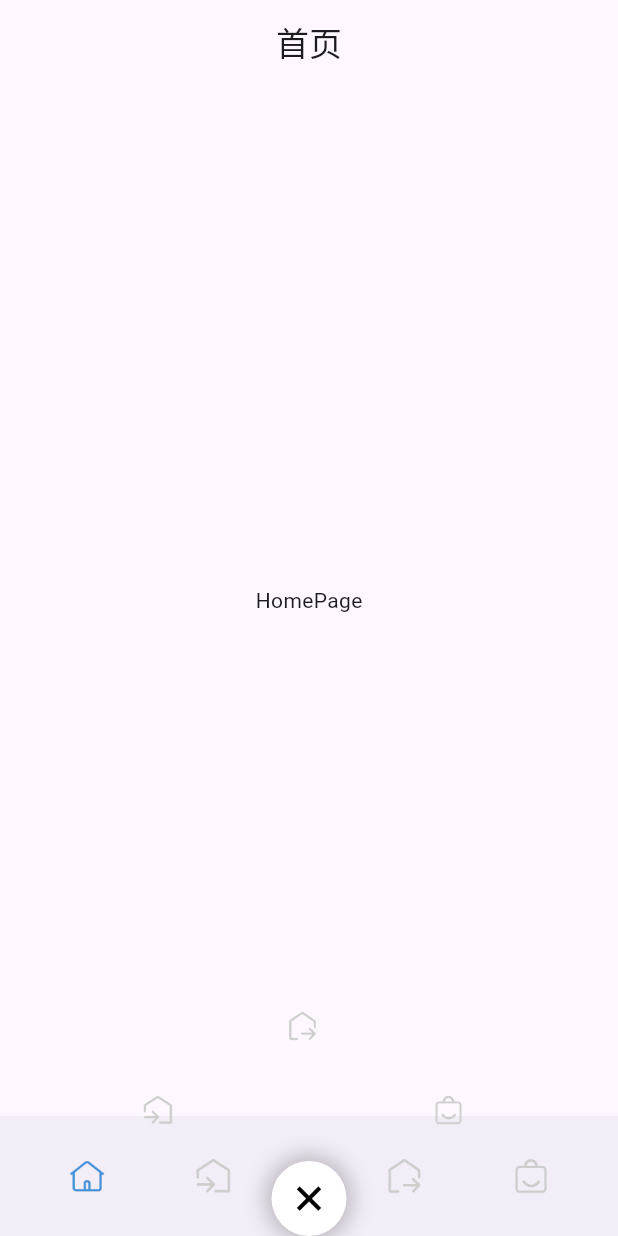
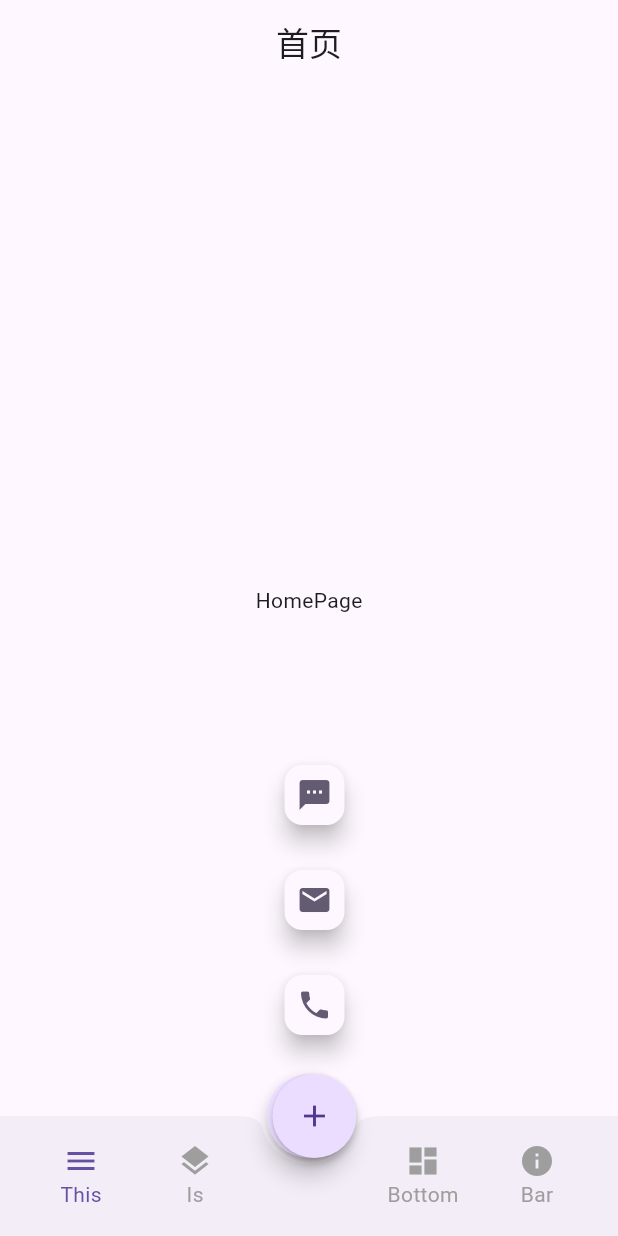
Before and after one commit to coltCN/ewms-app, a Flutter app: the screen it shows after launch, after a tap on the "add" icon, on a phone screen of 412 x 824 dp. Run offline on Flutter 3.47's test engine with Material 2 defaults, Android fonts, the phone set to English and light mode, and no system bars.

Commit message:
增加自定义APP bar

```diff
--- a/lib/root_page.dart
+++ b/lib/root_page.dart
@@ -1,11 +1,14 @@
 import 'package:ewms_app/view/home.dart';
 import 'package:ewms_app/view/in_store.dart';
 import 'package:ewms_app/widget/expandable_fab.dart';
+import 'package:ewms_app/widget/fab/fab_bottom_app_bar.dart';
+import 'package:ewms_app/widget/fab/fab_with_icons.dart';
 import 'package:ewms_app/widget/sector_expandable_fab.dart';
 import 'package:flutter/material.dart';
 
 import 'view/out_store.dart';
 import 'view/storage.dart';
+import 'widget/fab/layout.dart';
 
 class RootPage extends StatefulWidget {
   const RootPage({super.key});
@@ -39,88 +42,42 @@ class _RootPageState extends State<RootPage> {
           })
         },
       ),
-      bottomNavigationBar: BottomAppBar(
-        // shape: const CircularNotchedRectangle(),
-        notchMargin: -10,
-        child: Row(
-          mainAxisAlignment: MainAxisAlignment.spaceAround,
-          children: [
-            SizedBox(
-              width: 40,
-              height: 40,
-              child: IconButton(
-                onPressed: () {
-                  selectBottomButton(0);
-                },
-                icon: Image.asset(
-                  "assets/images/home.png",
-                ),
-                selectedIcon: Image.asset("assets/images/home_active.png"),
-                isSelected: _currentIndex == 0,
-              ),
-            ),
-            SizedBox(
-              width: 40,
-              height: 40,
-              child: IconButton(
-                onPressed: () {
-                  selectBottomButton(1);
-                },
-                icon: Image.asset("assets/images/in_store.png"),
-                selectedIcon: Image.asset("assets/images/in_store_active.png"),
-                isSelected: _currentIndex == 1,
-              ),
-            ),
-            const SizedBox(),
-            SizedBox(
-              width: 40,
-              height: 40,
-              child: IconButton(
-                onPressed: () {
-                  selectBottomButton(2);
-                },
-                icon: Image.asset("assets/images/out_store.png"),
-                selectedIcon: Image.asset("assets/images/out_store_active.png"),
-                isSelected: _currentIndex == 2,
-              ),
-            ),
-            SizedBox(
-              width: 40,
-              height: 40,
-              child: IconButton(
-                onPressed: () {
-                  selectBottomButton(3);
-                },
-                icon: Image.asset("assets/images/goods.png"),
-                selectedIcon: Image.asset("assets/images/goods_active.png"),
-                isSelected: _currentIndex == 3,
-              ),
-            ),
-          ],
-        ),
-      ),
-      floatingActionButton: SectorExpandableFab(
-        children: [
-          IconButton(
-              onPressed: () {},
-              icon: Image.asset(
-                "assets/images/in_store.png",
-                width: 20,
-              )),
-          IconButton(
-              onPressed: () {},
-              icon: Image.asset(
-                "assets/images/out_store.png",
-                width: 20,
-              )),
-          IconButton(
-              onPressed: () {},
-              icon: Image.asset(
-                "assets/images/goods.png",
-                width: 20,
-              )),
+      bottomNavigationBar: FABBottomAppBar(
+        // centerItemText: 'A',
+        color: Colors.grey,
+        selectedColor: Theme.of(context).primaryColor,
+        notchedShape: const CircularNotchedRectangle(),
+        onTabSelected: _selectedTab,
+        items: [
+          FABBottomAppBarItem(iconData: Icons.menu, text: 'This'),
+          FABBottomAppBarItem(iconData: Icons.layers, text: 'Is'),
+          FABBottomAppBarItem(iconData: Icons.dashboard, text: 'Bottom'),
+          FABBottomAppBarItem(iconData: Icons.info, text: 'Bar'),
         ],
       ),
+      floatingActionButton: _buildFab(context),
+      // floatingActionButton: SectorExpandableFab(
+      //   children: [
+      //     IconButton(
+      //         onPressed: () {},
+      //         icon: Image.asset(
+      //           "assets/images/in_store.png",
+      //           width: 20,
+      //         )),
+      //     IconButton(
+      //         onPressed: () {},
+      //         icon: Image.asset(
+      //           "assets/images/out_store.png",
+      //           width: 20,
+      //         )),
+      //     IconButton(
+      //         onPressed: () {},
+      //         icon: Image.asset(
+      //           "assets/images/goods.png",
+      //           width: 20,
+      //         )),
+      //   ],
+      // ),
       // floatingActionButton: ExpandableFab(
       //   distance: 112.0,
       //   children: [
@@ -154,4 +111,30 @@ class _RootPageState extends State<RootPage> {
       _pageController.jumpToPage(index);
     });
   }
+
+  Widget _buildFab(BuildContext context) {
+    final icons = [Icons.sms, Icons.mail, Icons.phone];
+    return AnchoredOverlay(
+      showOverlay: true,
+      overlayBuilder: (context, offset) {
+        return CenterAbout(
+          position: Offset(offset.dx, offset.dy - icons.length * 35.0),
+          child: FabWithIcons(
+            icons: icons,
+            onIconTapped: _selectedFab,
+          ),
+        );
+      },
+      child: FloatingActionButton(
+        shape: const CircleBorder(),
+        onPressed: () {},
+        // elevation: 2.0,
+        child: const Icon(Icons.home),
+      ),
+    );
+  }
+
+  void _selectedTab(int value) {}
+
+  void _selectedFab(int value) {}
 }
--- /dev/null
+++ b/lib/widget/fab/fab_bottom_app_bar.dart
@@ -0,0 +1,119 @@
+import 'package:flutter/material.dart';
+
+class FABBottomAppBarItem {
+  FABBottomAppBarItem({required this.iconData, required this.text});
+  IconData iconData;
+  String text;
+}
+
+class FABBottomAppBar extends StatefulWidget {
+  const FABBottomAppBar({
+    super.key,
+    required this.items,
+    this.centerItemText,
+    this.height = 60.0,
+    this.iconSize = 24.0,
+    this.backgroundColor,
+    Color? color,
+    Color? selectedColor,
+    required this.notchedShape,
+    required this.onTabSelected,
+  })  : assert(items.length == 2 || items.length == 4),
+        color = color ?? Colors.grey,
+        selectedColor = selectedColor ?? Colors.blue;
+
+  final List<FABBottomAppBarItem> items;
+  final String? centerItemText;
+  final double height;
+  final double iconSize;
+  final Color? backgroundColor;
+  final Color color;
+  final Color selectedColor;
+  final NotchedShape notchedShape;
+  final ValueChanged<int> onTabSelected;
+
+  @override
+  State<StatefulWidget> createState() => FABBottomAppBarState();
+}
+
+class FABBottomAppBarState extends State<FABBottomAppBar> {
+  int _selectedIndex = 0;
+
+  _updateIndex(int index) {
+    widget.onTabSelected(index);
+    setState(() {
+      _selectedIndex = index;
+    });
+  }
+
+  @override
+  Widget build(BuildContext context) {
+    List<Widget> items = List.generate(widget.items.length, (int index) {
+      return _buildTabItem(
+        item: widget.items[index],
+        index: index,
+        onPressed: _updateIndex,
+      );
+    });
+    items.insert(items.length >> 1, _buildMiddleTabItem());
+
+    return BottomAppBar(
+      shape: widget.notchedShape,
+      color: widget.backgroundColor,
+      child: Row(
+        mainAxisSize: MainAxisSize.max,
+        mainAxisAlignment: MainAxisAlignment.spaceAround,
+        children: items,
+      ),
+    );
+  }
+
+  Widget _buildMiddleTabItem() {
+    return Expanded(
+      child: SizedBox(
+        height: widget.height,
+        child: Column(
+          mainAxisSize: MainAxisSize.min,
+          mainAxisAlignment: MainAxisAlignment.center,
+          children: <Widget>[
+            SizedBox(height: widget.iconSize),
+            Text(
+              widget.centerItemText ?? '',
+              style: TextStyle(color: widget.color),
+            ),
+          ],
+        ),
+      ),
+    );
+  }
+
+  Widget _buildTabItem({
+    required FABBottomAppBarItem item,
+    required int index,
+    required ValueChanged<int> onPressed,
+  }) {
+    Color color = _selectedIndex == index ? widget.selectedColor : widget.color;
+    return Expanded(
+      child: SizedBox(
+        height: widget.height,
+        child: Material(
+          type: MaterialType.transparency,
+          child: InkWell(
+            onTap: () => onPressed(index),
+            child: Column(
+              mainAxisSize: MainAxisSize.min,
+              mainAxisAlignment: MainAxisAlignment.center,
+              children: <Widget>[
+                Icon(item.iconData, color: color, size: widget.iconSize),
+                Text(
+                  item.text,
+                  style: TextStyle(color: color),
+                )
+              ],
+            ),
+          ),
+        ),
+      ),
+    );
+  }
+}
--- /dev/null
+++ b/lib/widget/fab/fab_with_icons.dart
@@ -0,0 +1,82 @@
+import 'package:flutter/material.dart';
+
+// https://stackoverflow.com/questions/46480221/flutter-floating-action-button-with-speed-dail
+class FabWithIcons extends StatefulWidget {
+  const FabWithIcons(
+      {super.key, required this.icons, required this.onIconTapped});
+  final List<IconData> icons;
+  final ValueChanged<int> onIconTapped;
+  @override
+  State createState() => FabWithIconsState();
+}
+
+class FabWithIconsState extends State<FabWithIcons>
+    with TickerProviderStateMixin {
+  AnimationController? _controller;
+
+  @override
+  void initState() {
+    super.initState();
+    _controller = AnimationController(
+      vsync: this,
+      duration: const Duration(milliseconds: 250),
+    );
+  }
+
+  @override
+  Widget build(BuildContext context) {
+    return Column(
+      mainAxisAlignment: MainAxisAlignment.center,
+      mainAxisSize: MainAxisSize.min,
+      children: List.generate(widget.icons.length, (int index) {
+        return _buildChild(index);
+      }).toList()
+        ..add(
+          _buildFab(),
+        ),
+    );
+  }
+
+  Widget _buildChild(int index) {
+    Color backgroundColor = Theme.of(context).cardColor;
+    Color foregroundColor = Theme.of(context).colorScheme.secondary;
+    return Container(
+      height: 70.0,
+      width: 56.0,
+      alignment: FractionalOffset.topCenter,
+      child: ScaleTransition(
+        scale: CurvedAnimation(
+          parent: _controller!,
+          curve: Interval(0.0, 1.0 - index / widget.icons.length / 2.0,
+              curve: Curves.easeOut),
+        ),
+        child: FloatingActionButton(
+          backgroundColor: backgroundColor,
+          mini: true,
+          child: Icon(widget.icons[index], color: foregroundColor),
+          onPressed: () => _onTapped(index),
+        ),
+      ),
+    );
+  }
+
+  Widget _buildFab() {
+    return FloatingActionButton(
+      shape: const CircleBorder(),
+      onPressed: () {
+        if (_controller!.isDismissed) {
+          _controller?.forward();
+        } else {
+          _controller?.reverse();
+        }
+      },
+      elevation: 2.0,
+      child: const Icon(Icons.add),
+    );
+  }
+
+  void _onTapped(int index) {
+    _controller?.reverse();
+    widget.onIconTapped(index);
+  }
+}
--- /dev/null
+++ b/lib/widget/fab/layout.dart
@@ -0,0 +1,140 @@
+// code from: https://github.com/matthew-carroll/flutter_ui_challenge_feature_discovery
+// TODO: Use https://github.com/matthew-carroll/fluttery/blob/master/lib/src/layout_overlays.dart
+import 'package:flutter/material.dart';
+
+class AnchoredOverlay extends StatelessWidget {
+  final bool showOverlay;
+  final Widget Function(BuildContext, Offset anchor) overlayBuilder;
+  final Widget child;
+
+  const AnchoredOverlay({
+    super.key,
+    this.showOverlay = false,
+    required this.overlayBuilder,
+    required this.child,
+  });
+
+  @override
+  Widget build(BuildContext context) {
+    return LayoutBuilder(
+        builder: (BuildContext context, BoxConstraints constraints) {
+      return OverlayBuilder(
+        showOverlay: showOverlay,
+        overlayBuilder: (BuildContext overlayContext) {
+          RenderBox box = context.findRenderObject() as RenderBox;
+          final center =
+              box.size.center(box.localToGlobal(const Offset(0.0, 0.0)));
+
+          return overlayBuilder(overlayContext, center);
+        },
+        child: child,
+      );
+    });
+  }
+}
+
+class OverlayBuilder extends StatefulWidget {
+  final bool showOverlay;
+  final WidgetBuilder overlayBuilder;
+  final Widget child;
+
+  const OverlayBuilder({
+    super.key,
+    this.showOverlay = false,
+    required this.overlayBuilder,
+    required this.child,
+  });
+
+  @override
+  State<OverlayBuilder> createState() => _OverlayBuilderState();
+}
+
+class _OverlayBuilderState extends State<OverlayBuilder> {
+  OverlayEntry? overlayEntry;
+
+  @override
+  void initState() {
+    super.initState();
+
+    if (widget.showOverlay) {
+      WidgetsBinding.instance.addPostFrameCallback((_) => showOverlay());
+    }
+  }
+
+  @override
+  void didUpdateWidget(OverlayBuilder oldWidget) {
+    super.didUpdateWidget(oldWidget);
+    WidgetsBinding.instance.addPostFrameCallback((_) => syncWidgetAndOverlay());
+  }
+
+  @override
+  void reassemble() {
+    super.reassemble();
+    WidgetsBinding.instance.addPostFrameCallback((_) => syncWidgetAndOverlay());
+  }
+
+  @override
+  void dispose() {
+    if (isShowingOverlay()) {
+      hideOverlay();
+    }
+
+    super.dispose();
+  }
+
+  bool isShowingOverlay() => overlayEntry != null;
+
+  void showOverlay() {
+    overlayEntry = OverlayEntry(
+      builder: widget.overlayBuilder,
+    );
+    addToOverlay(overlayEntry!);
+  }
+
+  void addToOverlay(OverlayEntry entry) async {
+    print('addToOverlay');
+    Overlay.of(context)?.insert(entry);
+  }
+
+  void hideOverlay() {
+    print('hideOverlay');
+    overlayEntry?.remove();
+    overlayEntry = null;
+  }
+
+  void syncWidgetAndOverlay() {
+    if (isShowingOverlay() && !widget.showOverlay) {
+      hideOverlay();
+    } else if (!isShowingOverlay() && widget.showOverlay) {
+      showOverlay();
+    }
+  }
+
+  @override
+  Widget build(BuildContext context) {
+    return widget.child;
+  }
+}
+
+class CenterAbout extends StatelessWidget {
+  final Offset position;
+  final Widget child;
+
+  const CenterAbout({
+    super.key,
+    required this.position,
+    required this.child,
+  });
+
+  @override
+  Widget build(BuildContext context) {
+    return Positioned(
+      top: position.dy,
+      left: position.dx,
+      child: FractionalTranslation(
+        translation: const Offset(-0.5, -0.5),
+        child: child,
+      ),
+    );
+  }
+}
```
Also changed, not shown: 1 other file.
